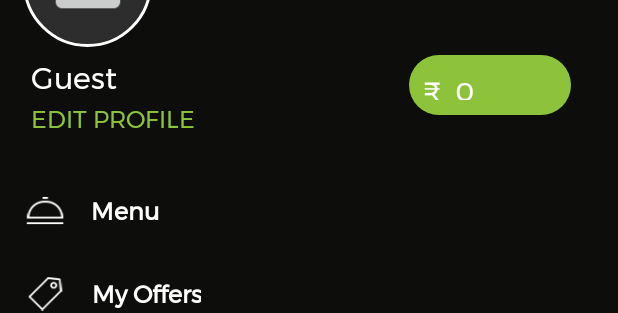
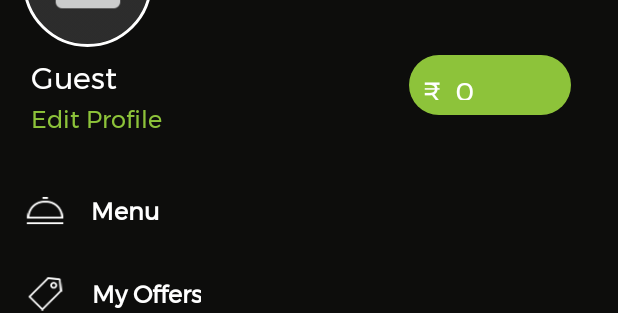
Before and after one commit to Welborn007/Tracking-Fresh, an Android app: the layout nav_header_navigation.xml on its own in the app's theme, with its tools: preview values and no code run, on a phone screen of 412 x 824 dp. Shown: the part 241-554 px from the top of the screen. Run offline under Robolectric (Android 15) with nearby library versions, the phone set to English and light mode, and no system bars; network calls fail.

Commit message:
string changes

```diff
--- a/app/src/main/res/layout/card_layout.xml
+++ b/app/src/main/res/layout/card_layout.xml
@@ -13,6 +13,7 @@
 
     <RelativeLayout
         android:layout_width="match_parent"
+        android:padding="5dp"
         android:layout_height="130dp">
 
         <com.facebook.drawee.view.SimpleDraweeView
--- a/app/src/main/res/layout/nav_header_navigation.xml
+++ b/app/src/main/res/layout/nav_header_navigation.xml
@@ -62,7 +62,7 @@
                     android:id="@+id/profile_holder"
                     android:layout_width="wrap_content"
                     android:layout_height="wrap_content"
-                    android:text="@string/edit_profile"
+                    android:text="Edit Profile"
                     android:layout_marginTop="0dp"
                     android:textColor="@color/MoneyGreen"
                     android:textSize="@dimen/text_size"
```
